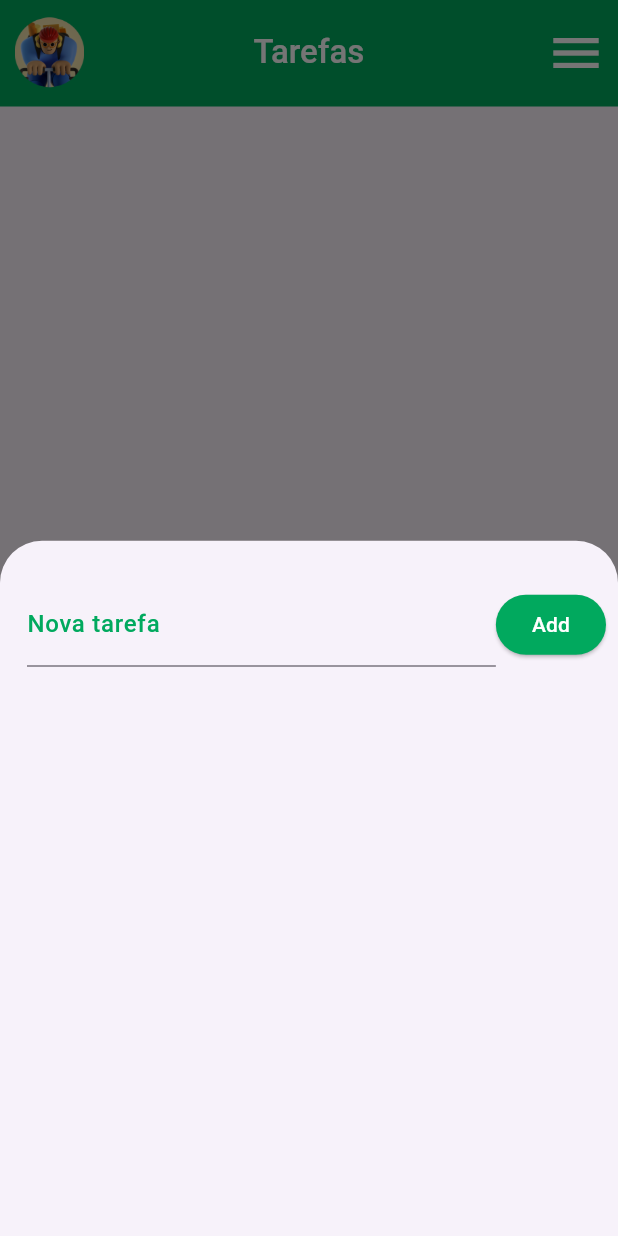
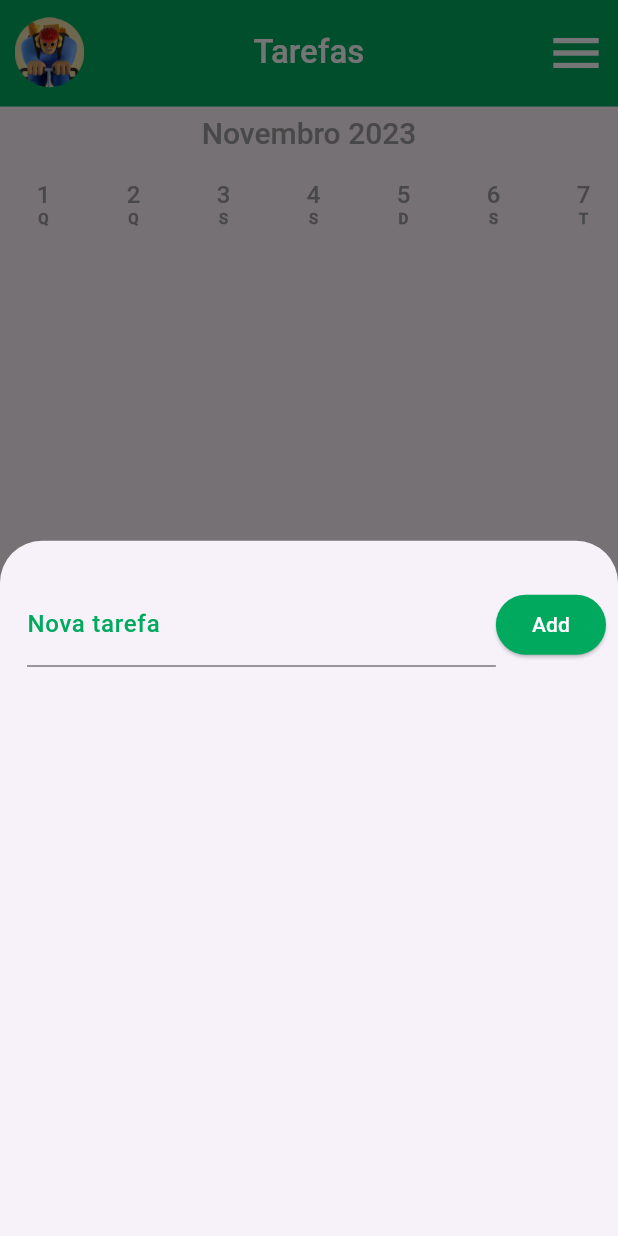
Before and after one commit to Felipi12/DoneApp, a Flutter app: the screen it shows after launch, item 2 of the bottom bar chosen, after a tap on the "add" icon, on a phone screen of 412 x 824 dp. Run offline on Flutter 3.47's test engine with Material 3 defaults, Android fonts, the phone set to English and light mode, and no system bars; our stand-ins replace cloud_firestore, firebase_core, fl_chart, syncfusion_flutter_calendar; accounts and stored records are empty.

```diff
--- a/lib/Agenda.dart
+++ b/lib/Agenda.dart
@@ -1,5 +1,6 @@
 // Importa os pacotes necessários
 import 'package:flutter/material.dart';
+import 'package:intl/intl.dart';
 import 'package:syncfusion_flutter_calendar/calendar.dart';
 
 // Constrói o calendário da tela de Agenda
--- a/lib/AppBar.dart
+++ b/lib/AppBar.dart
@@ -1,5 +1,5 @@
 // Importa os pacotes necessários
-import 'package:doneapp/Login_Screen.dart';
+import 'package:doneapp/Profile_Screen.dart';
 import 'package:flutter/material.dart';
 
 // Constrói o Appbar/Navbar
@@ -25,7 +25,7 @@ class CustomAppBar extends StatelessWidget implements PreferredSizeWidget {
             onTap: () => Navigator.push(
               context,
               PageRouteBuilder(
-                pageBuilder: (_, __, ___) => LoginScreen(),
+                pageBuilder: (_, __, ___) => ProfileScreen(),
                 transitionDuration: Duration(milliseconds: 50),
                 transitionsBuilder: (_, animation, __, child) {
                   return FadeTransition(opacity: animation, child: child);
--- a/lib/main.dart
+++ b/lib/main.dart
@@ -1,12 +1,13 @@
 // Importa os pacotes necessários
 import 'dart:async';
 import 'package:cloud_firestore/cloud_firestore.dart';
+import 'package:doneapp/Share.dart';
 import 'package:doneapp/toDo.dart';
 import 'package:flutter/material.dart';
 import 'package:flutter/rendering.dart';
 import 'package:syncfusion_flutter_calendar/calendar.dart';
 import 'Agenda.dart';
-import 'Login_Screen.dart';
+import 'Profile_Screen.dart';
 import 'Métricas.dart';
 import 'AppBar.dart';
 import 'firebase_options.dart';
@@ -203,22 +204,22 @@ class _MyHomePageState extends State<MyHomePage> with TickerProviderStateMixin {
           TabViewItem_1(controller: _controller),
           ToDoList(),
           MetricsTab(),
-          const Center(child: Text("Compartilhar vem aqui")),
+          ShareScreen(),
         ],
       ),
       endDrawer: CustomDrawer(tabController: _tabController),
       floatingActionButton: Padding(
-        padding: const EdgeInsets.only(bottom: 50.0),
+        padding: const EdgeInsets.only(bottom: 92.0),
         child: Align(
             alignment: Alignment.bottomCenter,
             child: _tabController.index == 0 ? AnimatedOpacity(
               // If the widget is visible, animate to 0.0 (invisible).
               // If the widget is hidden, animate to 1.0 (fully visible).
               opacity: _tabController.index < 1 ? 1.0 : 0.0,
-              duration: Duration(milliseconds: 200),
+              duration: Duration(seconds: 1),
               // The green box must be a child of the AnimatedOpacity widget.
               child: FloatingActionButton(
-                elevation: 0,
+                elevation: 0.5,
                 tooltip: "Adicionar",
                 onPressed: _showAddAppointmentDialog,
                 backgroundColor: Color.fromRGBO(1, 169, 94, 1),
@@ -227,22 +228,8 @@ class _MyHomePageState extends State<MyHomePage> with TickerProviderStateMixin {
                   color: Colors.white,
                 ),
               ),
-            ) :
-            AnimatedOpacity(
-              opacity: _tabController.index == 1 ? 1.0 : 0.0,
-              duration: Duration(milliseconds: 200),
-              // The green box must be a child of the AnimatedOpacity widget.
-              child: FloatingActionButton(
-                elevation: 0,
-                tooltip: "Adicionar",
-                onPressed: _showAddAppointmentDialog,
-                backgroundColor: Color.fromRGBO(1, 169, 94, 1),
-                child: const Icon(
-                  Icons.add,
-                  color: Colors.white,
-                ),
-              ),
-            )),
+            ) : null
+            ),
       ),
       floatingActionButtonLocation: FloatingActionButtonLocation.centerDocked,
     );
--- a/lib/toDo.dart
+++ b/lib/toDo.dart
@@ -2,6 +2,7 @@ import 'dart:convert';
 import 'dart:core';
 import 'dart:io';
 
+import 'package:flutter/cupertino.dart';
 import 'package:intl/intl.dart';
 import 'package:flutter/material.dart';
 import 'package:path_provider/path_provider.dart';
@@ -14,6 +15,9 @@ class ToDoList extends StatefulWidget {
 
 class _ToDoListState extends State<ToDoList> {
   final _toDoController = TextEditingController();
+  List<DateTime> currentMonthList = List.empty();
+  DateTime currentDateTime = DateTime.now();
+  late ScrollController scrollController;
 
   List _toDoList = [];
   late Map<String, dynamic> _lastRemoved;
@@ -21,6 +25,19 @@ class _ToDoListState extends State<ToDoList> {
 
   @override
   void initState() {
+    DateTime firstDayOfMonth =
+        DateTime(currentDateTime.year, currentDateTime.month);
+    DateTime firstDayOfNextMonth =
+        DateTime(currentDateTime.year, currentDateTime.month + 1);
+
+    int daysInMonth = firstDayOfNextMonth.difference(firstDayOfMonth).inDays;
+    List<DateTime> dates = List.generate(
+        daysInMonth, (i) => firstDayOfMonth.add(Duration(days: i)));
+    currentMonthList = dates;
+    currentMonthList.sort((a, b) => a.day.compareTo(b.day));
+    currentMonthList = currentMonthList.toSet().toList();
+    scrollController =
+        ScrollController(initialScrollOffset: 1.0 * currentDateTime.day);
     super.initState();
 
     _readData().then((data) {
@@ -65,36 +82,130 @@ class _ToDoListState extends State<ToDoList> {
     return formatted;
   }
 
+  Widget capsuleView(int index) {
+    return Padding(
+        padding: const EdgeInsets.fromLTRB(20, 0, 0, 0),
+        child: GestureDetector(
+          onTap: () {
+            setState(() {
+              currentDateTime = currentMonthList[index];
+            });
+          },
+          child: Container(
+            width: 40,
+            height: 50,
+            child: Center(
+              child: Column(
+                mainAxisAlignment: MainAxisAlignment.center,
+                children: <Widget>[
+                  Text(
+                    currentMonthList[index].day.toString(),
+                    style: TextStyle(
+                        fontSize: 16,
+                        color:
+                            (currentMonthList[index].day != currentDateTime.day)
+                                ? Colors.grey
+                                : Color.fromRGBO(1, 169, 94, 1)),
+                  ),
+                  Text(
+                      DateFormat('EEE', 'pt_BR').format(currentMonthList[index])[0].toUpperCase(),
+                    style: TextStyle(
+                        fontSize: 10,
+                        fontWeight: FontWeight.bold,
+                        color:
+                            (currentMonthList[index].day != currentDateTime.day)
+                                ? Colors.grey
+                                : Color.fromRGBO(1, 169, 94, 1)),
+                  )
+                ],
+              ),
+            ),
+          ),
+        ));
+  }
+
+  Widget hrizontalCapsuleListView() {
+    return Container(
+      width: MediaQuery.of(context).size.width,
+      height: 50,
+      child: ListView.builder(
+        controller: scrollController,
+        scrollDirection: Axis.horizontal,
+        physics: const ClampingScrollPhysics(),
+        shrinkWrap: true,
+        itemCount: currentMonthList.length,
+        itemBuilder: (BuildContext context, int index) {
+          return capsuleView(index);
+        },
+      ),
+    );
+  }
+
+  Widget titleView() {
+    return Padding(
+      padding: const EdgeInsets.fromLTRB(0, 20, 0, 0),
+      child: Text(
+        DateFormat('MMMM', 'pt_BR').format(DateTime.now())[0].toUpperCase() +
+            DateFormat('MMMM', 'pt_BR').format(DateTime.now()).substring(1) +
+            ' ' +
+            currentDateTime.year.toString(),
+        style: const TextStyle(color: Colors.grey, fontSize: 20),
+      ),
+    );
+  }
+
   @override
   Widget build(BuildContext context) {
     return Scaffold(
-        floatingActionButton: Align(alignment: Alignment.bottomCenter, child: FloatingActionButton(
-
+      appBar: AppBar(
+        toolbarHeight: 85,
+        title: Column(children: <Widget> [titleView(), Container(
+          height: 200* 0.35,
+          width: 600,
+          child: Column(
+              mainAxisAlignment: MainAxisAlignment.center,
+              children: <Widget>[
+                hrizontalCapsuleListView(),
+              ]),
+        ) ]),
+        centerTitle: true,
+      ),
+      floatingActionButton: Align(
+        alignment: Alignment.bottomCenter,
+        child: Padding(
+          padding: EdgeInsets.only(left: 30),
+          child: FloatingActionButton(
+            elevation: 1,
             child: Icon(Icons.add, color: Colors.white),
             backgroundColor: Color.fromRGBO(1, 169, 94, 1),
             tooltip: "Adicionar tarefa",
             onPressed: () {
               _ModalBottomSheet(context);
             },
-          ),),
-
+          ),
+        ),
+      ),
       body: RefreshIndicator(
             onRefresh: _refresh,
+            child: Container(
+              width: MediaQuery.of(context).size.width,
               child: CustomScrollView(
                 slivers: <Widget>[
                   SliverList(
                       delegate: SliverChildBuilderDelegate(
                     (BuildContext context, int index) {
                       return Dismissible(
-                    key: Key(DateTime.now().millisecondsSinceEpoch.toString()),
+                        key: Key(
+                            DateTime.now().millisecondsSinceEpoch.toString()),
                         background: Container(
                             color: Colors.grey,
                             child: Align(
                                 alignment: Alignment(-0.9, 0),
-                            child: Icon(Icons.delete, color: Colors.white))),
+                                child:
+                                    Icon(Icons.delete, color: Colors.white))),
                         direction: DismissDirection.startToEnd,
                         child: Card(
-                      elevation: 5,
+                          elevation: 0,
                           child: ClipPath(
                             child: Container(
                               child: ListTile(
@@ -102,8 +213,9 @@ class _ToDoListState extends State<ToDoList> {
                                   checkColor: Colors.white,
                                   fillColor: MaterialStateProperty.resolveWith(
                                       (Set<MaterialState> states) {
-                                if (states.contains(MaterialState.selected)) {
-                                  return Colors.grey;
+                                    if (states
+                                        .contains(MaterialState.selected)) {
+                                      return Colors.green;
                                     }
                                     return null;
                                   }),
@@ -116,32 +228,33 @@ class _ToDoListState extends State<ToDoList> {
                                     });
                                   },
                                 ),
-                            title: Text(
+                                title: _toDoList[index]["ok"]
+                                    ?Text(
                                   _toDoList[index]["title"],
-                              style: TextStyle(color: Color.fromRGBO(1, 169, 94, 1)),
+                                  style: TextStyle(
+                                      color: Colors.grey),
+                                ): Text(
+                                  _toDoList[index]["title"],
+                                  style: TextStyle(
+                                      color: Color.fromRGBO(1, 169, 94, 1)),
                                 ),
                                 trailing: _toDoList[index]["ok"]
-                                ? CircleAvatar(
-                                    child: Icon(Icons.done),
-                                    backgroundColor: Color.fromRGBO(1, 169, 94, 1),
-                                  )
+                                    ?  Icon(Icons.done, color: CupertinoColors.white,)
                                     : null,
                               ),
-                          height: 60,
+                              height: 50,
                               decoration: BoxDecoration(
-                              color: _toDoList[index]["ok"]
-                                  ? Color.fromRGBO(221, 221, 219, 1)
-                                  : Colors.white,
+                                  color: Colors.white,
                                   border: Border(
                                       right: BorderSide(
                                           color: _toDoList[index]["ok"]
                                               ? Colors.grey
-                                          : Colors.redAccent,
+                                              : Color.fromRGBO(1, 169, 94, 1),
                                           width: 5))),
                             ),
                             clipper: ShapeBorderClipper(
                                 shape: RoundedRectangleBorder(
-                                borderRadius: BorderRadius.circular(3))),
+                                    borderRadius: BorderRadius.circular(7))),
                           ),
                         ),
                         onDismissed: (direction) {
@@ -159,7 +272,7 @@ class _ToDoListState extends State<ToDoList> {
                                   style: TextStyle(color: Colors.grey)),
                               action: SnackBarAction(
                                   label: "Desfazer",
-                              textColor: Colors.redAccent,
+                                  textColor: Color.fromRGBO(1, 169, 94, 1),
                                   onPressed: () {
                                     setState(() {
                                       _toDoList.insert(
@@ -179,7 +292,10 @@ class _ToDoListState extends State<ToDoList> {
                   //SliverList(delegate: SliverChildListDelegate([aWidget()]))
                 ],
               ),
-        ));
+            ),
+          )
+
+    );
   }
 
   Widget aWidget() {
@@ -195,17 +311,6 @@ class _ToDoListState extends State<ToDoList> {
                   decoration: InputDecoration(
                     labelText: "Nova tarefa",
                     labelStyle: TextStyle(color: Color.fromRGBO(1, 169, 94, 1)),
-                  ),
-                ),
-              ),
-              ElevatedButton(
-                onPressed: _addToDo,
-                child: Text("Add"),
-                style: ElevatedButton.styleFrom(
-                  foregroundColor: Colors.white,
-                  backgroundColor: Color.fromRGBO(1, 169, 94, 1),
-                  shape: RoundedRectangleBorder(
-                    borderRadius: BorderRadius.circular(100.0),
                   ),
                 ),
               ),
@@ -256,7 +361,8 @@ class _ToDoListState extends State<ToDoList> {
                           controller: _toDoController,
                           decoration: InputDecoration(
                             labelText: "Nova tarefa",
-                            labelStyle: TextStyle(color: Color.fromRGBO(1, 169, 94, 1)),
+                            labelStyle:
+                                TextStyle(color: Color.fromRGBO(1, 169, 94, 1)),
                           ),
                         ),
                       ),
@@ -265,7 +371,8 @@ class _ToDoListState extends State<ToDoList> {
                         child: Text("Add"),
                         style: ElevatedButton.styleFrom(
                           foregroundColor: Colors.white,
-                          backgroundColor: Color.fromRGBO(1, 169, 94, 1), // text color
+                          backgroundColor:
+                              Color.fromRGBO(1, 169, 94, 1), // text color
                           shape: RoundedRectangleBorder(
                             borderRadius: BorderRadius.circular(100.0),
                           ),
--- a/pubspec.yaml
+++ b/pubspec.yaml
@@ -96,6 +96,10 @@ flutter:
     - assets/done_logo_white.png
     - assets/done_logo_icon.png
     - assets/avatar.png
+    - assets/check_green.png
+    - assets/job_done.png
+    - assets/x.png
+    - assets/face.png
 
   # For details regarding adding assets from package dependencies, see
   # https://flutter.dev/assets-and-images/#from-packages
```
Also changed, not shown: lib/Login_Screen.dart (deleted, +0 -55 lines), lib/Profile_Screen.dart (added, +68 -0 lines), lib/Share.dart (added, +82 -0 lines), assets/check_green.png (added), assets/face.png (added), assets/job_done.png (added), assets/x.png (added). Lines whose indentation alone changed are shown as unchanged.
